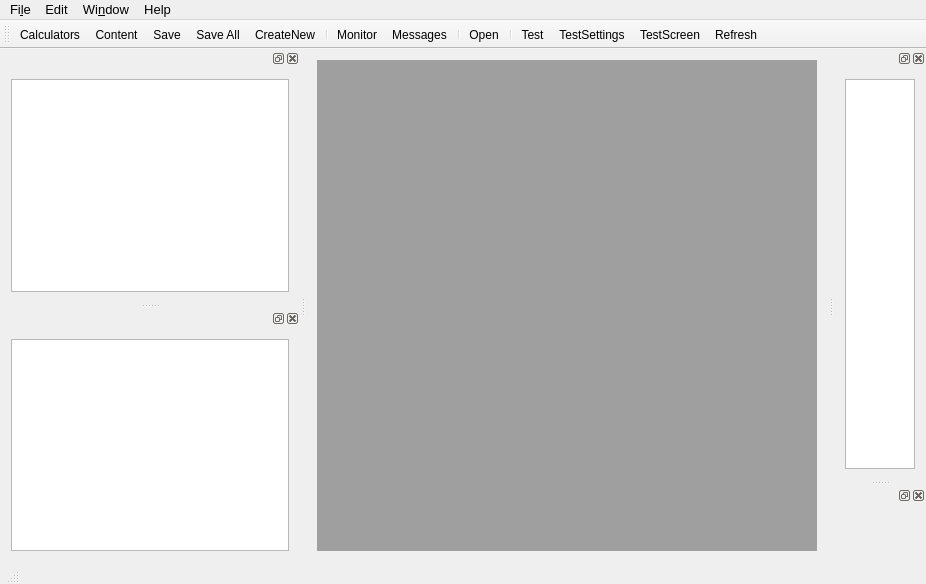
The window that mainwindow.ui (Indy970/QtHPConnect) describes before a commit, drawn with Qt 5.
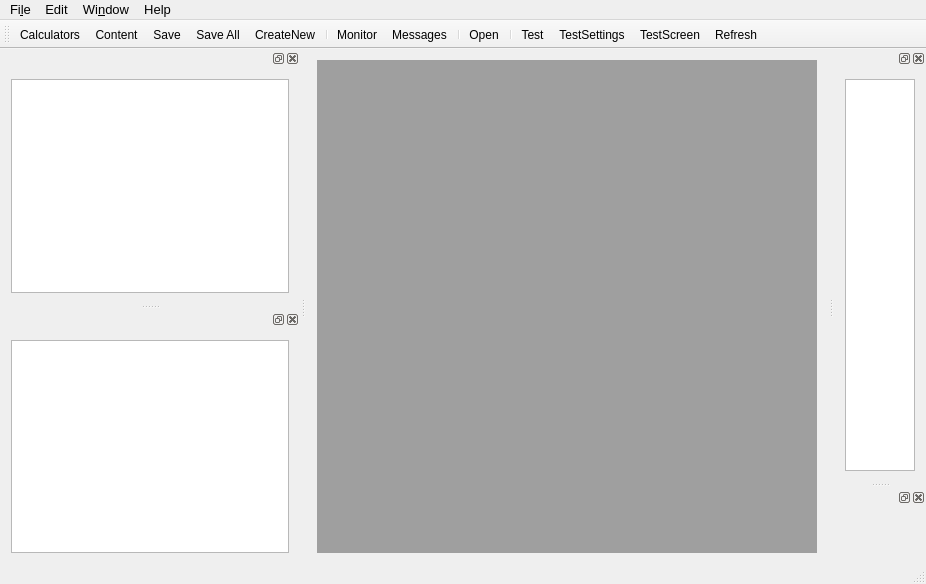
The same window after the commit. Icons and pictures are not drawn.

```diff
--- a/mainwindow.ui
+++ b/mainwindow.ui
@@ -100,14 +100,6 @@
    <addaction name="menuWindow"/>
    <addaction name="menuHelp"/>
   </widget>
-  <widget class="QStatusBar" name="statusBar">
-   <property name="sizePolicy">
-    <sizepolicy hsizetype="Maximum" vsizetype="Maximum">
-     <horstretch>0</horstretch>
-     <verstretch>0</verstretch>
-    </sizepolicy>
-   </property>
-  </widget>
   <widget class="QDockWidget" name="dwCalculator">
    <property name="sizePolicy">
     <sizepolicy hsizetype="Expanding" vsizetype="Expanding">
@@ -322,6 +314,26 @@
     </layout>
    </widget>
   </widget>
+  <widget class="QStatusBar" name="statusBar">
+   <property name="sizePolicy">
+    <sizepolicy hsizetype="Preferred" vsizetype="Preferred">
+     <horstretch>100</horstretch>
+     <verstretch>20</verstretch>
+    </sizepolicy>
+   </property>
+   <property name="minimumSize">
+    <size>
+     <width>100</width>
+     <height>20</height>
+    </size>
+   </property>
+   <property name="toolTip">
+    <string extracomment="Status"/>
+   </property>
+   <property name="autoFillBackground">
+    <bool>true</bool>
+   </property>
+  </widget>
   <action name="actionCut">
    <property name="icon">
     <iconset theme="cut" resource="qthpconnect.qrc">
```
